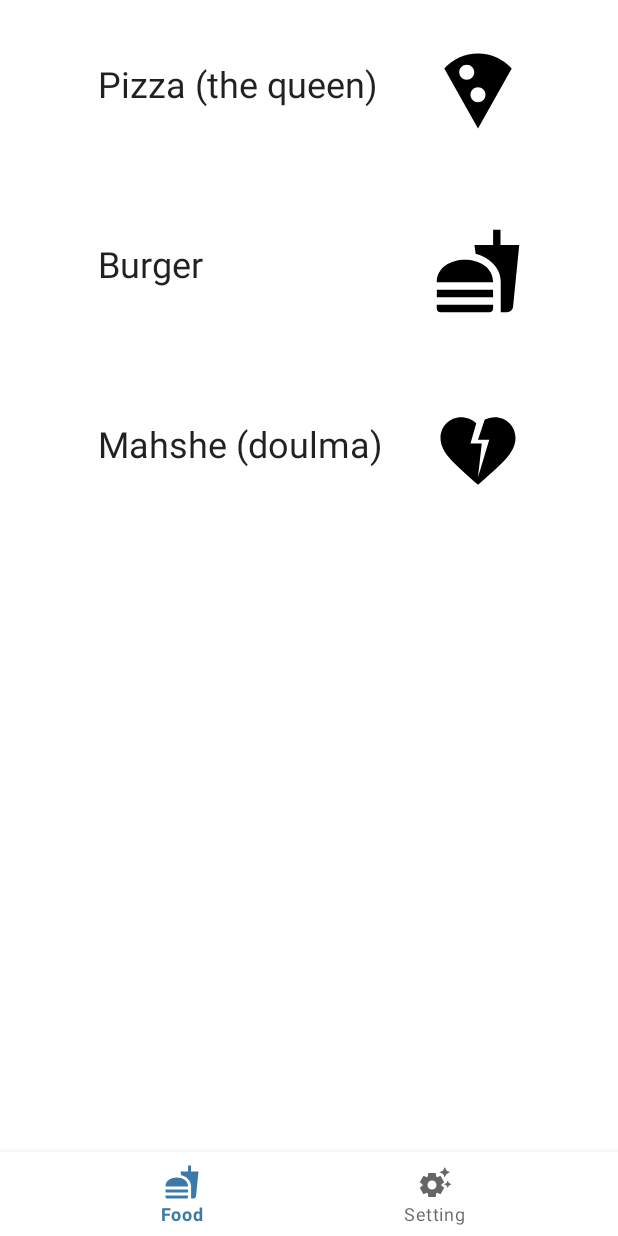
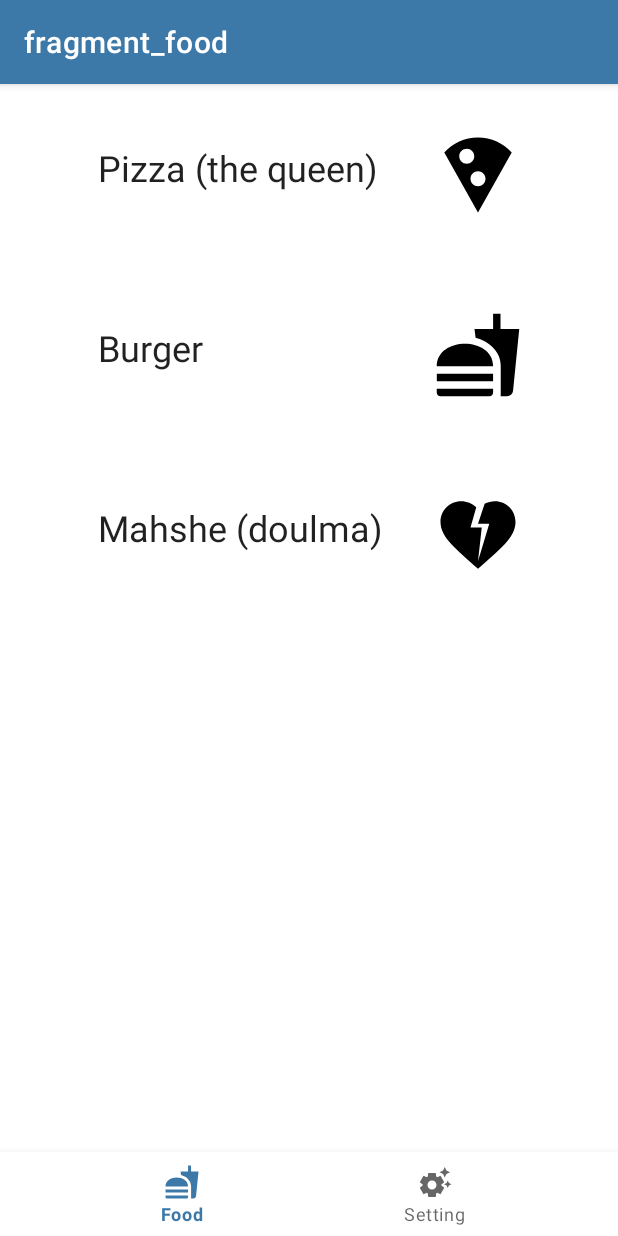
Before and after one commit to islam-basha/FoodList-Android-App, an Android app: the screen it shows after launch (MainActivity), on a phone screen of 412 x 824 dp. Run offline under Robolectric (Android 15) with nearby library versions, the phone set to English and light mode, and no system bars; our stand-ins replace navigation-ui; 1 statement that could not run was skipped.

Commit message:
3d commit And finally alhamdullah

```diff
--- a/app/src/main/java/com/example/foodlist/FoodAdapter.kt
+++ b/app/src/main/java/com/example/foodlist/FoodAdapter.kt
@@ -25,7 +25,7 @@ class FoodAdapter: ListAdapter<Food, RecyclerView.ViewHolder>(DIFF_CALLBACK){
     }
 
     private lateinit var binding: FoodListItemsBinding
-    var size="24dp"
+    var size="24"
 
     override fun onCreateViewHolder(parent: ViewGroup, viewType: Int):
             RecyclerView.ViewHolder {
--- a/app/src/main/java/com/example/foodlist/FoodFragment.kt
+++ b/app/src/main/java/com/example/foodlist/FoodFragment.kt
@@ -23,6 +23,7 @@ class FoodFragment : Fragment(R.layout.fragment_food) {
         _binding = FragmentFoodBinding.bind(view)
 
         val sharedPref=MySharedPref(requireContext())
+
         adapter.size=sharedPref.getSize()!!
         binding.rvFoodList.adapter=adapter
         adapter.submitList(foodList)
--- a/app/src/main/java/com/example/foodlist/MainActivity.kt
+++ b/app/src/main/java/com/example/foodlist/MainActivity.kt
@@ -28,6 +28,7 @@ class MainActivity : AppCompatActivity() {
         appBarConfiguration = AppBarConfiguration(
             setOf(R.id.foodFragment, R.id.settingFragment)
         )
+        setupActionBarWithNavController(navController, appBarConfiguration)
         binding.bottomNav.setupWithNavController(navController)
 
     }
--- a/app/src/main/res/values/themes.xml
+++ b/app/src/main/res/values/themes.xml
@@ -1,6 +1,6 @@
 <resources xmlns:tools="http://schemas.android.com/tools">
     <!-- Base application theme. -->
-    <style name="Theme.FoodList" parent="Theme.MaterialComponents.DayNight.NoActionBar">
+    <style name="Theme.FoodList" parent="Theme.MaterialComponents.DayNight.DarkActionBar">
         <!-- Primary brand color. -->
         <item name="colorPrimary">#3D79A8</item>
         <item name="colorPrimaryVariant">#C6E6FF</item>
```
